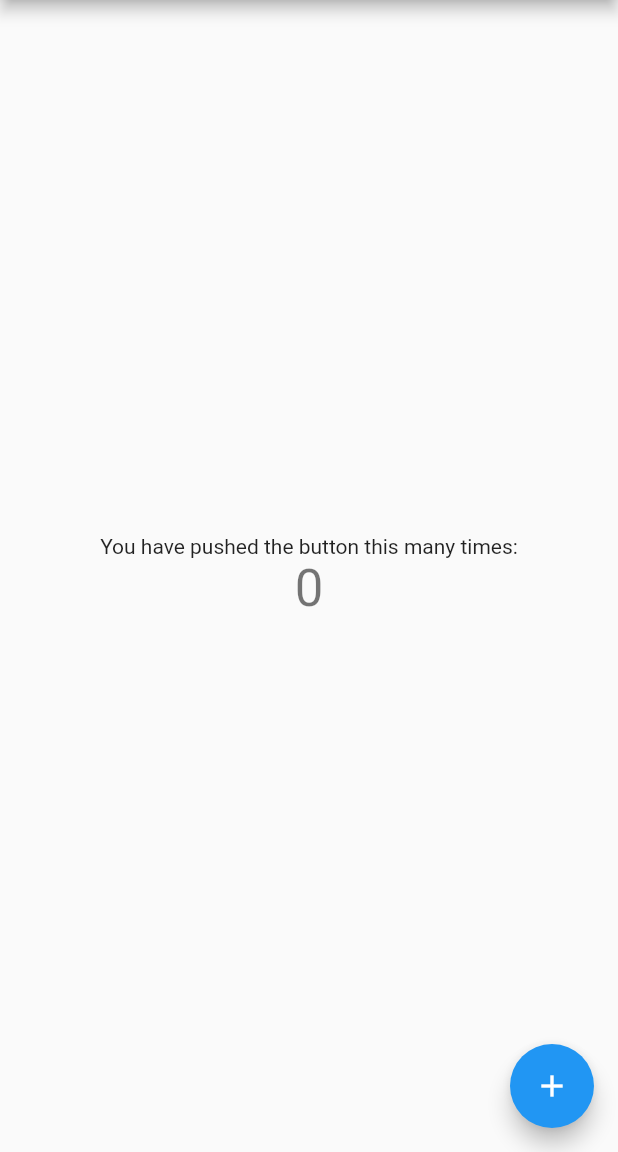
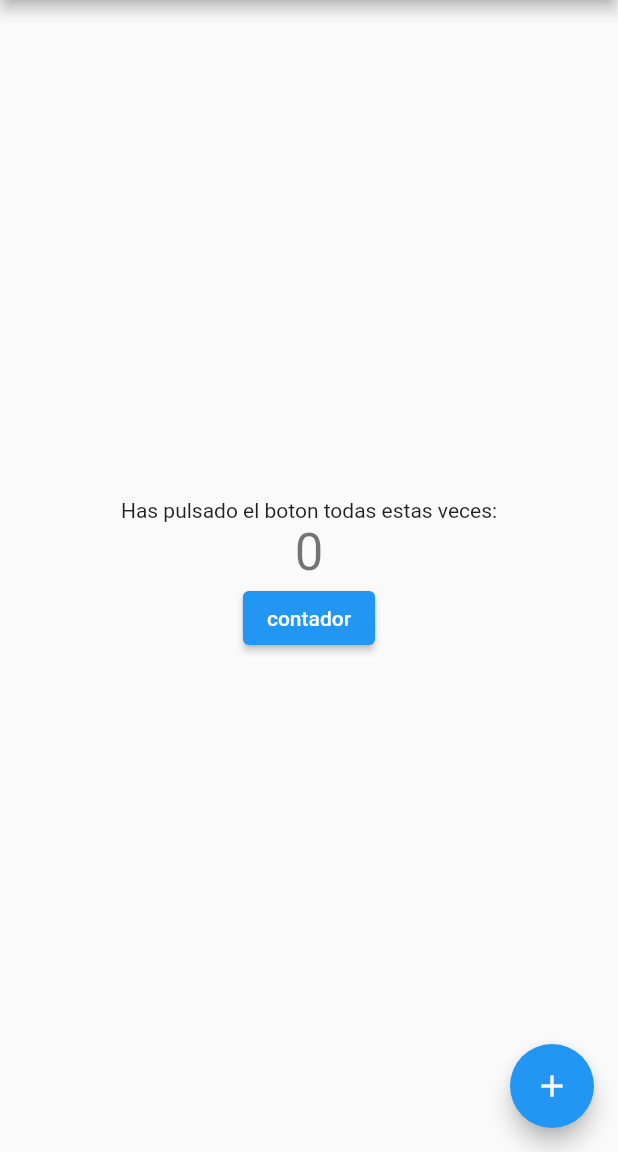
Before and after one commit to popehiflo/demo-apps-flutter, a Flutter app: the screen it shows after launch, on a phone screen of 412 x 824 dp, the part 84-1236 px from its top. Run offline on Flutter 3.47's test engine with Material 2 defaults, Android fonts, the phone set to English and light mode, and no system bars.

Commit message:
acercamiento a flutter

```diff
--- a/hello_flutter/lib/main.dart
+++ b/hello_flutter/lib/main.dart
@@ -96,12 +96,13 @@ class _MyHomePageState extends State<MyHomePage> {
           mainAxisAlignment: MainAxisAlignment.center,
           children: <Widget>[
             const Text(
-              'You have pushed the button this many times:',
+              'Has pulsado el boton todas estas veces:',
             ),
             Text(
               '$_counter',
               style: Theme.of(context).textTheme.headline4,
             ),
+            ElevatedButton(onPressed: _incrementCounter, child:  const Text('contador'))
           ],
         ),
       ),
```
